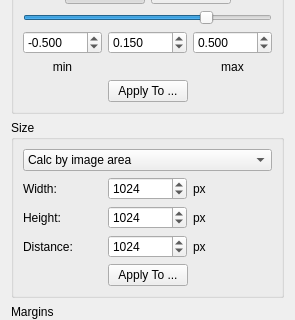
The window that src/core/filters/deskew/ui/DeskewOptionsWidget.ui (ImageProcessing-ElectronicPublications/scantailor-deviant) describes before a commit, drawn with Qt 5; both pictures show x 0 to 295 and y 661 to 981 of the 295 by 1126 pixel window.
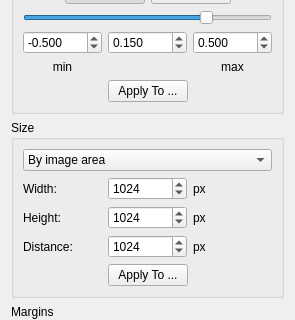
The same window after the commit. Icons and pictures are not drawn.

Patch:
```diff
--- a/src/core/filters/deskew/ui/DeskewOptionsWidget.ui
+++ b/src/core/filters/deskew/ui/DeskewOptionsWidget.ui
@@ -982,7 +982,7 @@
        <widget class="QComboBox" name="sizeModeComboBox">
         <item>
          <property name="text">
-          <string>Calc by image area</string>
+          <string>By image area</string>
          </property>
         </item>
         <item>
```
Left out of the diff: 11 changed lines with no effect on the pictures.
